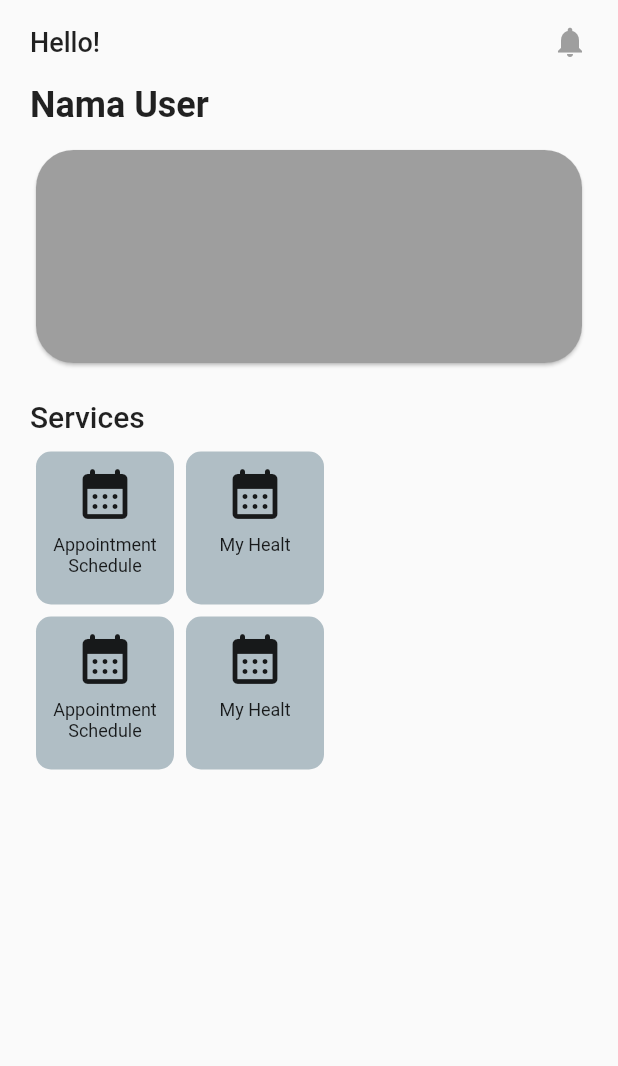
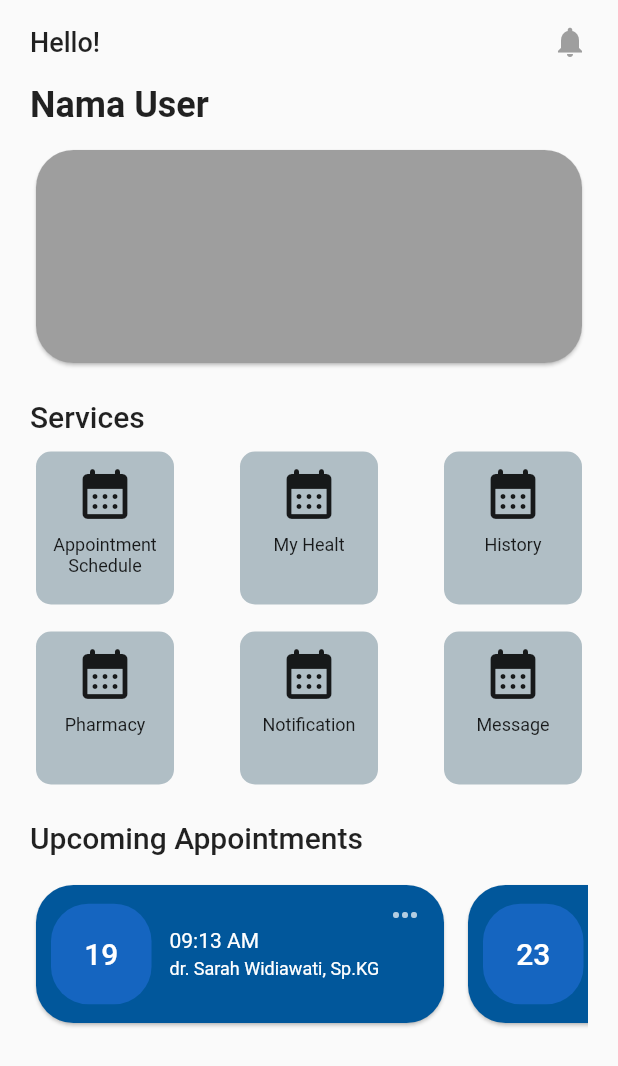
Before and after one commit to ferdy-adr/periksain_aja_flutter, a Flutter app: the screen it shows after launch, after a tap on "Login", on a phone screen of 412 x 824 dp. Shown: the top 1066 px of the screen. Run offline on Flutter 3.47's test engine with Material 2 defaults, Android fonts, the light colour scheme and no system bars; our stand-ins replace flutter_svg.

Commit message:
add & styling UI in Card UpcomingAppointment

```diff
--- a/lib/home_screen.dart
+++ b/lib/home_screen.dart
@@ -1,4 +1,5 @@
 import 'package:flutter/material.dart';
+import 'package:flutter/rendering.dart';
 
 class HomeScreen extends StatelessWidget {
   const HomeScreen({Key? key}) : super(key: key);
@@ -7,11 +8,11 @@ class HomeScreen extends StatelessWidget {
   Widget build(BuildContext context) {
     return Scaffold(
       body: SafeArea(
+        child: SingleChildScrollView(
           child: Container(
-          padding: const EdgeInsets.symmetric(
-            horizontal: 20.0,
-          ),
-          child: ListView(
+            padding: const EdgeInsets.symmetric(horizontal: 20.0),
+            child: Column(
+              crossAxisAlignment: CrossAxisAlignment.stretch,
               children: [
                 Padding(
                   padding: const EdgeInsets.symmetric(vertical: 16.0),
@@ -79,19 +80,72 @@ class HomeScreen extends StatelessWidget {
                     ],
                   ),
                 ),
+                Column(
+                  children: [
                     Row(
+                      mainAxisAlignment: MainAxisAlignment.spaceBetween,
                       children: const [
                         BoxMenu(title: 'Appointment Schedule'),
                         BoxMenu(title: 'My Healt'),
+                        BoxMenu(title: 'History'),
                       ],
                     ),
+                    const SizedBox(
+                      height: 10.0,
+                    ),
                     Row(
+                      mainAxisAlignment: MainAxisAlignment.spaceBetween,
                       children: const [
-                  BoxMenu(title: 'Appointment Schedule'),
-                  BoxMenu(title: 'My Healt'),
+                        BoxMenu(title: 'Pharmacy'),
+                        BoxMenu(title: 'Notification'),
+                        BoxMenu(title: 'Message'),
                       ],
                     ),
                   ],
+                ),
+                Padding(
+                  padding: const EdgeInsets.only(top: 20.0),
+                  child: Row(
+                    children: const [
+                      Text(
+                        'Upcoming Appointments',
+                        style: TextStyle(
+                          fontSize: 20.0,
+                          fontWeight: FontWeight.w500,
+                        ),
+                      ),
+                    ],
+                  ),
+                ),
+                Padding(
+                  padding: const EdgeInsets.symmetric(vertical: 16.0),
+                  child: Column(
+                    children: [
+                      SizedBox(
+                        height: 100,
+                        child: ListView(
+                          scrollDirection: Axis.horizontal,
+                          children: [
+                            AppointmentBox(
+                                date: '19',
+                                time: '09:13 AM',
+                                doctorName: 'dr. Sarah Widiawati, Sp.KG'),
+                            AppointmentBox(
+                                date: '23',
+                                time: '09:13 AM',
+                                doctorName: 'dr. Sarah Widiawati, Sp.KG'),
+                            AppointmentBox(
+                                date: '29',
+                                time: '09:13 AM',
+                                doctorName: 'dr. Sarah Widiawati, Sp.KG'),
+                          ],
+                        ),
+                      ),
+                    ],
+                  ),
+                ),
+              ],
+            ),
           ),
         ),
       ),
@@ -125,7 +179,7 @@ class BoxMenu extends StatelessWidget {
                 const SizedBox(height: 7.0),
                 Text(
                   title,
-                  style: TextStyle(fontSize: 12.0),
+                  style: const TextStyle(fontSize: 12.0),
                   textAlign: TextAlign.center,
                 ),
               ],
@@ -136,3 +190,100 @@ class BoxMenu extends StatelessWidget {
     );
   }
 }
+
+class AppointmentBox extends StatelessWidget {
+  final String date, time, doctorName;
+  const AppointmentBox(
+      {Key? key,
+      required this.date,
+      required this.time,
+      required this.doctorName})
+      : super(key: key);
+
+  @override
+  Widget build(BuildContext context) {
+    return Padding(
+      padding: const EdgeInsets.only(right: 8.0),
+      child: SizedBox(
+        width: 280,
+        child: Card(
+          shape: RoundedRectangleBorder(
+            borderRadius: BorderRadius.circular(25.0),
+          ),
+          color: Colors.lightBlue[900],
+          child: Padding(
+            padding: const EdgeInsets.symmetric(horizontal: 6.0),
+            child: Row(
+              children: [
+                SizedBox(
+                  height: 75,
+                  width: 75,
+                  child: Card(
+                    elevation: 0.0,
+                    shape: RoundedRectangleBorder(
+                      borderRadius: BorderRadius.circular(25.0),
+                    ),
+                    color: Colors.blue[800],
+                    child: Center(
+                      child: Text(
+                        date,
+                        style: TextStyle(
+                          color: Colors.white,
+                          fontSize: 20.0,
+                          fontWeight: FontWeight.w500,
+                        ),
+                      ),
+                    ),
+                  ),
+                ),
+                SizedBox(width: 8.0),
+                Column(
+                  mainAxisAlignment: MainAxisAlignment.center,
+                  crossAxisAlignment: CrossAxisAlignment.start,
+                  children: [
+                    Text(
+                      time,
+                      style: TextStyle(
+                        color: Colors.white,
+                        fontSize: 14.0,
+                        // fontWeight: FontWeight.w500,
+                      ),
+                    ),
+                    SizedBox(height: 4.0),
+                    SizedBox(
+                      width: 145,
+                      child: Text(
+                        doctorName,
+                        maxLines: 3,
+                        style: TextStyle(
+                          fontSize: 12.0,
+                          color: Colors.white,
+                          overflow: TextOverflow.ellipsis,
+                        ),
+                      ),
+                    ),
+                  ],
+                ),
+                Padding(
+                  padding: const EdgeInsets.only(top: 8.0),
+                  child: Column(
+                    mainAxisAlignment: MainAxisAlignment.start,
+                    children: [
+                      InkWell(
+                        onTap: () {},
+                        child: Icon(
+                          Icons.more_horiz_rounded,
+                          color: Colors.white70,
+                        ),
+                      ),
+                    ],
+                  ),
+                ),
+              ],
+            ),
+          ),
+        ),
+      ),
+    );
+  }
+}
--- a/lib/login_screen.dart
+++ b/lib/login_screen.dart
@@ -14,7 +14,7 @@ class _LoginScreenState extends State<LoginScreen> {
   @override
   Widget build(BuildContext context) {
     return Scaffold(
-      resizeToAvoidBottomInset: false,
+      resizeToAvoidBottomInset: true,
       body: SafeArea(
         child: ListView(
           children: [
--- a/lib/main.dart
+++ b/lib/main.dart
@@ -1,4 +1,5 @@
 import 'package:flutter/material.dart';
+import 'package:periksain_aja_flutter/home_screen.dart';
 import 'package:periksain_aja_flutter/login_screen.dart';
 
 void main() {
```
Lines whose indentation alone changed are shown as unchanged.
